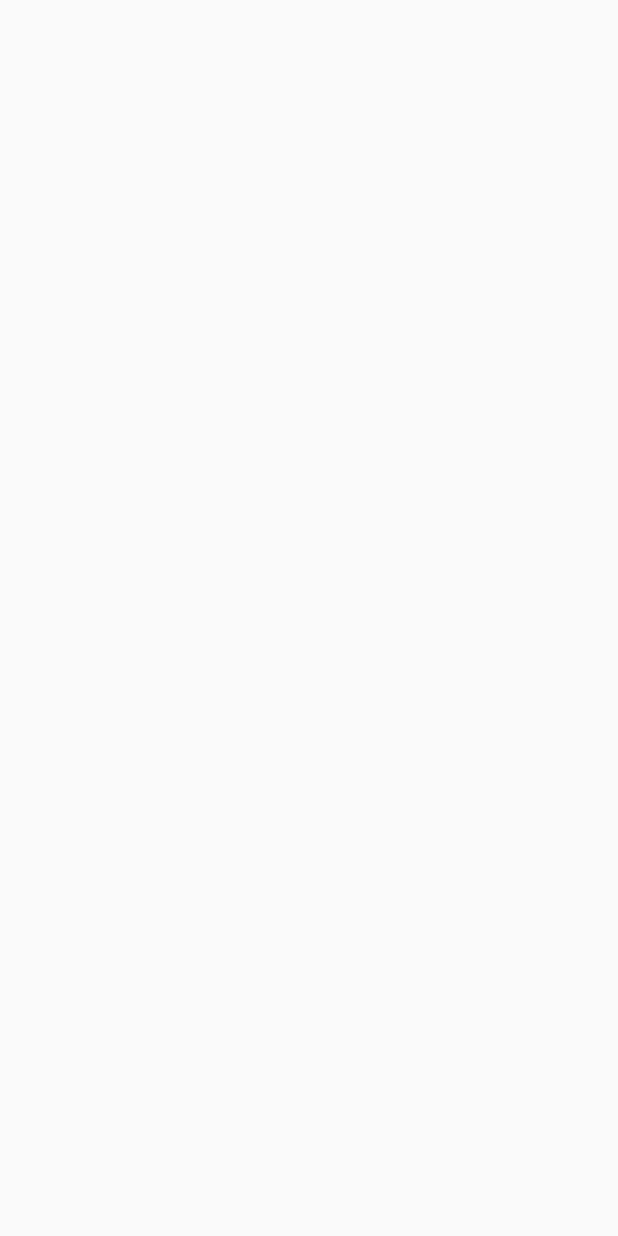
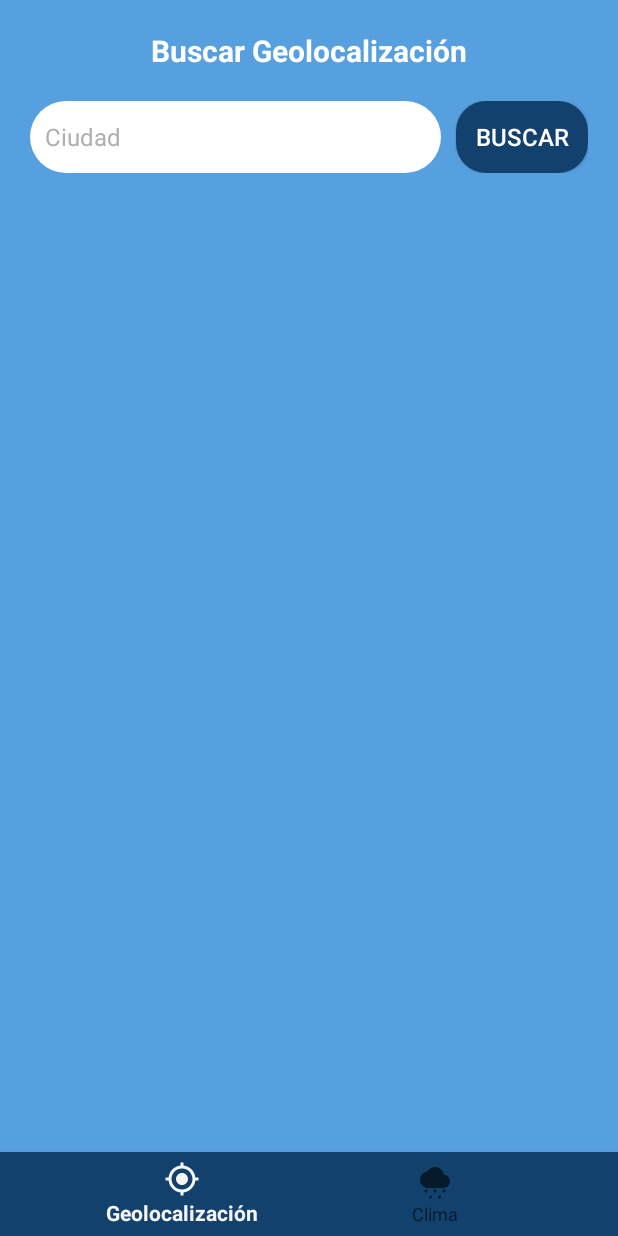
Before and after one commit to Joshe1601/Lab4_20193733_IOT, an Android app: the AppActivity screen opened directly, with no data from a screen before it, on a phone screen of 412 x 824 dp. Before the commit the screen is empty. Run offline under Robolectric (Android 15) with nearby library versions, the phone set to English and light mode, and no system bars; our stand-ins replace navigation-ui.

Commit message:
AppActivity structure done

```diff
--- a/app/build.gradle
+++ b/app/build.gradle
@@ -40,6 +40,8 @@ dependencies {
     implementation libs.retrofit
     implementation libs.gson
     implementation libs.converter.gson
+    implementation libs.navigation.fragment
+    implementation libs.navigation.ui
 
     testImplementation libs.junit
     androidTestImplementation libs.ext.junit
--- a/app/src/main/java/com/mptechprojects/lab4_20193733/AppActivity.java
+++ b/app/src/main/java/com/mptechprojects/lab4_20193733/AppActivity.java
@@ -7,18 +7,30 @@ import androidx.appcompat.app.AppCompatActivity;
 import androidx.core.graphics.Insets;
 import androidx.core.view.ViewCompat;
 import androidx.core.view.WindowInsetsCompat;
+import androidx.navigation.NavController;
+import androidx.navigation.Navigation;
+import androidx.navigation.fragment.NavHostFragment;
+import androidx.navigation.ui.AppBarConfiguration;
+import androidx.navigation.ui.NavigationUI;
+
+import com.mptechprojects.lab4_20193733.databinding.ActivityAppBinding;
 
 public class AppActivity extends AppCompatActivity {
 
+    ActivityAppBinding binding;
     @Override
     protected void onCreate(Bundle savedInstanceState) {
         super.onCreate(savedInstanceState);
-        EdgeToEdge.enable(this);
-        setContentView(R.layout.activity_app);
-        ViewCompat.setOnApplyWindowInsetsListener(findViewById(R.id.main), (v, insets) -> {
-            Insets systemBars = insets.getInsets(WindowInsetsCompat.Type.systemBars());
-            v.setPadding(systemBars.left, systemBars.top, systemBars.right, systemBars.bottom);
-            return insets;
-        });
+
+        binding = ActivityAppBinding.inflate(getLayoutInflater());
+        setContentView(binding.getRoot());
+
+
+
+
+        NavHostFragment navHostFragment = (NavHostFragment) getSupportFragmentManager().findFragmentById(R.id.nav_host_fragment_activity_main);
+        NavController navController = navHostFragment.getNavController();
+        NavigationUI.setupWithNavController(binding.navView, navController);
+
     }
 }
--- /dev/null
+++ b/app/src/main/java/com/mptechprojects/lab4_20193733/AppService.java
@@ -0,0 +1,4 @@
+package com.mptechprojects.lab4_20193733;
+
+public interface AppService {
+}
--- /dev/null
+++ b/app/src/main/java/com/mptechprojects/lab4_20193733/GeolocationFragment.java
@@ -0,0 +1,33 @@
+package com.mptechprojects.lab4_20193733;
+
+import android.os.Bundle;
+
+import androidx.annotation.NonNull;
+import androidx.fragment.app.Fragment;
+import androidx.lifecycle.ViewModelProvider;
+
+import android.view.LayoutInflater;
+import android.view.View;
+import android.view.ViewGroup;
+import android.widget.TextView;
+
+import com.mptechprojects.lab4_20193733.databinding.FragmentGeolocationBinding;
+
+public class GeolocationFragment extends Fragment {
+
+    private FragmentGeolocationBinding binding;
+
+    public View onCreateView(@NonNull LayoutInflater inflater,
+                             ViewGroup container, Bundle savedInstanceState) {
+
+        binding = FragmentGeolocationBinding.inflate(inflater, container, false);
+
+        return binding.getRoot();
+    }
+
+    @Override
+    public void onDestroyView() {
+        super.onDestroyView();
+        binding = null;
+    }
+}
--- /dev/null
+++ b/app/src/main/res/drawable/baseline_cloudy_snowing_24.xml
@@ -0,0 +1,5 @@
+<vector xmlns:android="http://schemas.android.com/apk/res/android" android:height="24dp" android:tint="#FFFFFF" android:viewportHeight="24" android:viewportWidth="24" android:width="24dp">
+
+    <path android:fillColor="@android:color/white" android:pathData="M5,18c0,0.55 0.45,1 1,1s1,-0.45 1,-1s-0.45,-1 -1,-1S5,17.45 5,18zM17,18c0,0.55 0.45,1 1,1s1,-0.45 1,-1s-0.45,-1 -1,-1S17,17.45 17,18zM8,22c0,0.55 0.45,1 1,1s1,-0.45 1,-1s-0.45,-1 -1,-1S8,21.45 8,22zM11,18c0,0.55 0.45,1 1,1s1,-0.45 1,-1s-0.45,-1 -1,-1S11,17.45 11,18zM14,22c0,0.55 0.45,1 1,1s1,-0.45 1,-1s-0.45,-1 -1,-1S14,21.45 14,22zM17.5,16h-10C4.47,16 2,13.53 2,10.5c0,-2.76 2.09,-5.09 4.78,-5.44C7.83,3.18 9.82,2 12,2c2.97,0 5.45,2.18 5.92,5.02C20.21,7.23 22,9.16 22,11.5C22,13.98 19.98,16 17.5,16z"/>
+
+</vector>
--- /dev/null
+++ b/app/src/main/res/drawable/baseline_my_location_24.xml
@@ -0,0 +1,5 @@
+<vector xmlns:android="http://schemas.android.com/apk/res/android" android:height="24dp" android:tint="#FFFFFF" android:viewportHeight="24" android:viewportWidth="24" android:width="24dp">
+
+    <path android:fillColor="@android:color/white" android:pathData="M12,8c-2.21,0 -4,1.79 -4,4s1.79,4 4,4 4,-1.79 4,-4 -1.79,-4 -4,-4zM20.94,11c-0.46,-4.17 -3.77,-7.48 -7.94,-7.94L13,1h-2v2.06C6.83,3.52 3.52,6.83 3.06,11L1,11v2h2.06c0.46,4.17 3.77,7.48 7.94,7.94L11,23h2v-2.06c4.17,-0.46 7.48,-3.77 7.94,-7.94L23,13v-2h-2.06zM12,19c-3.87,0 -7,-3.13 -7,-7s3.13,-7 7,-7 7,3.13 7,7 -3.13,7 -7,7z"/>
+
+</vector>
--- /dev/null
+++ b/app/src/main/res/drawable/shape_btn_navigation.xml
@@ -0,0 +1,8 @@
+<?xml version="1.0" encoding="utf-8"?>
+<shape xmlns:android="http://schemas.android.com/apk/res/android"
+    android:shape="rectangle">
+
+    <solid android:color="@color/white" />
+    <corners android:radius="25dp" />
+
+</shape>
--- /dev/null
+++ b/app/src/main/res/drawable/shape_navigation_menu.xml
@@ -0,0 +1,7 @@
+<?xml version="1.0" encoding="utf-8"?>
+<shape xmlns:android="http://schemas.android.com/apk/res/android"
+    android:shape="rectangle">
+
+    <solid android:color="@color/dark_blue" />
+
+</shape>
--- a/app/src/main/res/layout/activity_app.xml
+++ b/app/src/main/res/layout/activity_app.xml
@@ -7,4 +7,30 @@
     android:layout_height="match_parent"
     tools:context=".AppActivity">
 
+    <androidx.fragment.app.FragmentContainerView
+        android:id="@+id/nav_host_fragment_activity_main"
+        android:name="androidx.navigation.fragment.NavHostFragment"
+        android:layout_width="match_parent"
+        android:layout_height="match_parent"
+        app:defaultNavHost="true"
+        app:layout_constraintBottom_toTopOf="@id/nav_view"
+        app:layout_constraintHorizontal_bias="0.0"
+        app:layout_constraintLeft_toLeftOf="parent"
+        app:layout_constraintRight_toRightOf="parent"
+        app:layout_constraintTop_toTopOf="parent"
+        app:layout_constraintVertical_bias="0.0"
+        app:navGraph="@navigation/mobile_navigation"/>
+
+    <com.google.android.material.bottomnavigation.BottomNavigationView
+        android:id="@+id/nav_view"
+        android:layout_width="0dp"
+        android:layout_height="wrap_content"
+        android:layout_marginStart="0dp"
+        android:layout_marginEnd="0dp"
+        android:background="@drawable/shape_navigation_menu"
+        app:layout_constraintBottom_toBottomOf="parent"
+        app:layout_constraintLeft_toLeftOf="parent"
+        app:layout_constraintRight_toRightOf="parent"
+        app:menu="@menu/bottom_navigation_menu" />
+
 </androidx.constraintlayout.widget.ConstraintLayout>
--- /dev/null
+++ b/app/src/main/res/layout/fragment_geolocation.xml
@@ -0,0 +1,63 @@
+<?xml version="1.0" encoding="utf-8"?>
+<FrameLayout xmlns:android="http://schemas.android.com/apk/res/android"
+    xmlns:tools="http://schemas.android.com/tools"
+    android:layout_width="match_parent"
+    android:layout_height="match_parent"
+    tools:context=".GeolocationFragment"
+    android:background="@color/sky_blue">
+
+
+    <LinearLayout
+        android:layout_width="match_parent"
+        android:layout_height="wrap_content"
+        android:orientation="vertical">
+        <TextView
+            android:layout_width="match_parent"
+            android:layout_height="wrap_content"
+            android:gravity="center_horizontal"
+            android:layout_marginTop="20sp"
+            android:textSize="20sp"
+            android:text="Buscar Geolocalización"
+            android:textStyle="bold"
+            android:textColor="@color/white"/>
+
+        <LinearLayout
+            android:layout_width="match_parent"
+            android:layout_height="wrap_content"
+            android:layout_margin="20sp">
+
+            <EditText
+                android:layout_width="0dp"
+                android:layout_height="match_parent"
+                android:layout_weight="1"
+                android:hint="Ciudad"
+                android:inputType="numberDecimal"
+                android:background="@drawable/shape_btn_navigation"
+                android:padding="10sp"
+                android:textColorHint="@color/light_gray"
+                android:textSize="16sp"
+                android:id="@+id/etCity"
+                android:layout_marginEnd="10dp"/>
+
+            <Button
+                android:layout_width="wrap_content"
+                android:layout_height="match_parent"
+                android:background="@drawable/shape_button"
+                android:text="Buscar"
+                android:textColor="@color/white"
+                android:textSize="16sp"
+                android:id="@+id/btnSearch"/>
+
+        </LinearLayout>
+        <androidx.recyclerview.widget.RecyclerView
+            android:id="@+id/rvGeolocation"
+            android:layout_width="match_parent"
+            android:layout_height="wrap_content"
+            android:layout_marginTop="5dp"
+            android:padding="10dp">
+
+        </androidx.recyclerview.widget.RecyclerView>
+    </LinearLayout>
+
+
+</FrameLayout>
--- /dev/null
+++ b/app/src/main/res/menu/bottom_navigation_menu.xml
@@ -0,0 +1,12 @@
+<?xml version="1.0" encoding="utf-8"?>
+<menu xmlns:android="http://schemas.android.com/apk/res/android">
+    <item
+        android:id="@+id/btnGeolocation"
+        android:icon="@drawable/baseline_my_location_24"
+        android:title="Geolocalización" />
+    <item
+        android:id="@+id/btnWeather"
+        android:icon="@drawable/baseline_cloudy_snowing_24"
+        android:title="Clima" />
+
+</menu>
--- /dev/null
+++ b/app/src/main/res/navigation/mobile_navigation.xml
@@ -0,0 +1,18 @@
+<?xml version="1.0" encoding="utf-8"?>
+<navigation xmlns:android="http://schemas.android.com/apk/res/android"
+    xmlns:app="http://schemas.android.com/apk/res-auto"
+    xmlns:tools="http://schemas.android.com/tools"
+    android:id="@+id/mobile_navigation"
+    app:startDestination="@id/btnGeolocation">
+
+    <fragment
+        android:id="@+id/btnGeolocation"
+        android:name="com.mptechprojects.lab4_20193733.GeolocationFragment"
+        android:label="fragment_geolocation"
+        tools:layout="@layout/fragment_geolocation" />
+    <fragment
+        android:id="@+id/btnWeather"
+        android:name="com.mptechprojects.lab4_20193733.WeatherFragment"
+        android:label="WeatherFragment"
+        tools:layout="@layout/fragment_weather"/>
+</navigation>
--- a/app/src/main/res/values/colors.xml
+++ b/app/src/main/res/values/colors.xml
@@ -3,6 +3,7 @@
     <color name="black">#FF000000</color>
     <color name="white">#FFFFFFFF</color>
     <color name="sky_blue">#57A0DF</color>
+    <color name="light_sky_blue">#99C4E7</color>
     <color name="blue">#1E90FF</color>
     <color name="dark_blue">#12416D</color>
     <color name="dark_gray">#4D4D4D</color>
--- a/app/src/main/res/values/strings.xml
+++ b/app/src/main/res/values/strings.xml
@@ -1,3 +1,5 @@
 <resources>
     <string name="app_name">Lab4_20193733</string>
+    <!-- TODO: Remove or change this placeholder text -->
+    <string name="hello_blank_fragment">Hello blank fragment</string>
 </resources>
--- a/gradle/libs.versions.toml
+++ b/gradle/libs.versions.toml
@@ -9,6 +9,8 @@ material = "1.11.0"
 activity = "1.8.0"
 constraintlayout = "2.1.4"
 retrofit = "2.9.0"
+navigationFragment = "2.7.7"
+navigationUi = "2.7.7"
 
 [libraries]
 converter-gson = { module = "com.squareup.retrofit2:converter-gson", version.ref = "retrofit" }
@@ -21,6 +23,8 @@ material = { group = "com.google.android.material", name = "material", version.r
 activity = { group = "androidx.activity", name = "activity", version.ref = "activity" }
 constraintlayout = { group = "androidx.constraintlayout", name = "constraintlayout", version.ref = "constraintlayout" }
 retrofit = { module = "com.squareup.retrofit2:retrofit", version.ref = "retrofit" }
+navigation-fragment = { group = "androidx.navigation", name = "navigation-fragment", version.ref = "navigationFragment" }
+navigation-ui = { group = "androidx.navigation", name = "navigation-ui", version.ref = "navigationUi" }
 
 [plugins]
 androidApplication = { id = "com.android.application", version.ref = "agp" }
```
Also changed, not shown: app/src/main/java/com/mptechprojects/lab4_20193733/MainActivity.java (+7 -0 lines), app/src/main/java/com/mptechprojects/lab4_20193733/WeatherFragment.java (added, +33 -0 lines), app/src/main/res/layout/fragment_weather.xml (added, +76 -0 lines), app/src/main/res/layout/item_card_geolocation.xml (added, +78 -0 lines), app/src/main/res/layout/item_card_weather.xml (added, +97 -0 lines).
